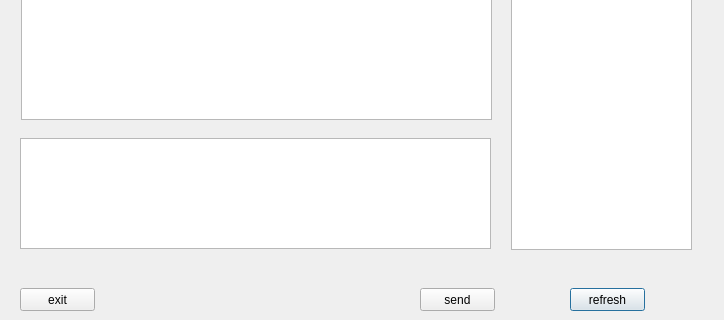
The window that chat/clientdialog.ui (L-Jay1999/ChattingRoom) describes before a commit, drawn with Qt 5; both pictures show x 0 to 724 and y 202 to 522 of the 724 by 522 pixel window.
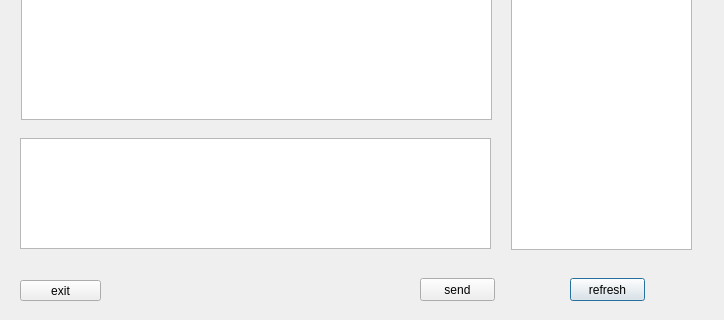
The same window after the commit.

What changed in the file:
```diff
--- a/chat/clientdialog.ui
+++ b/chat/clientdialog.ui
@@ -17,7 +17,7 @@
    <property name="geometry">
     <rect>
      <x>570</x>
-     <y>490</y>
+     <y>480</y>
      <width>75</width>
      <height>23</height>
     </rect>
@@ -110,9 +110,9 @@
    <property name="geometry">
     <rect>
      <x>20</x>
-     <y>490</y>
-     <width>75</width>
-     <height>23</height>
+     <y>482</y>
+     <width>81</width>
+     <height>21</height>
     </rect>
    </property>
    <property name="maximumSize">
@@ -124,12 +124,18 @@
    <property name="text">
     <string>exit</string>
    </property>
+   <property name="iconSize">
+    <size>
+     <width>30</width>
+     <height>30</height>
+    </size>
+   </property>
   </widget>
   <widget class="QPushButton" name="send">
    <property name="geometry">
     <rect>
      <x>420</x>
-     <y>490</y>
+     <y>480</y>
      <width>75</width>
      <height>23</height>
     </rect>
```
